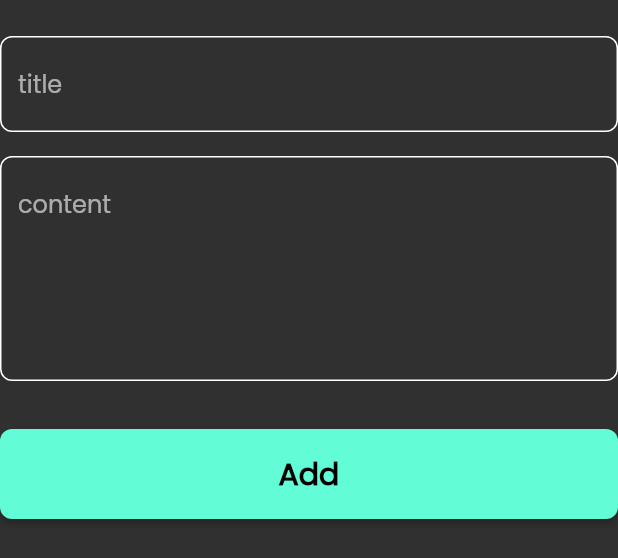
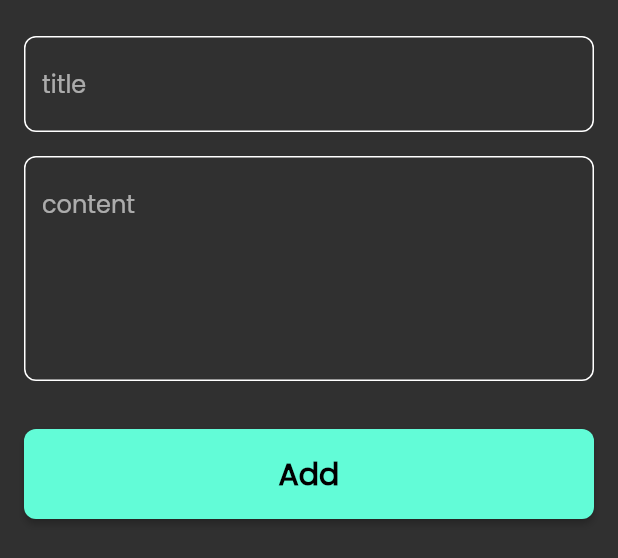
Before and after one commit to Nadersaye/notes_app, a Flutter app: the AddNoteBottomSheet widget shown alone on an empty page, opened directly, on a phone screen of 412 x 824 dp. Shown: the top 558 px of the screen. Run offline on Flutter 3.47's test engine with Material 2 defaults, Android fonts, the phone set to English and light mode, and no system bars; our stand-ins replace flutter_bloc, font_awesome_flutter, hive, hive_flutter; accounts and stored records are empty.

Commit message:
fix issue part two

```diff
--- a/lib/features/notes feature/presentation/views/widgets/Add note widgets/add_note_bottomsheet.dart
+++ b/lib/features/notes feature/presentation/views/widgets/Add note widgets/add_note_bottomsheet.dart
@@ -20,7 +20,14 @@ class AddNoteBottomSheet extends StatelessWidget {
         builder: (BuildContext context, AddNotesState state) {
           return AbsorbPointer(
               absorbing: state is AddNotesLoading ? true : false,
-              child: const SingleChildScrollView(child: AddNoteForm()));
+              child: SingleChildScrollView(
+                  child: Padding(
+                padding: EdgeInsets.only(
+                    left: 16,
+                    right: 16,
+                    bottom: MediaQuery.of(context).viewInsets.bottom),
+                child: const AddNoteForm(),
+              )));
         },
       ),
     );
```
